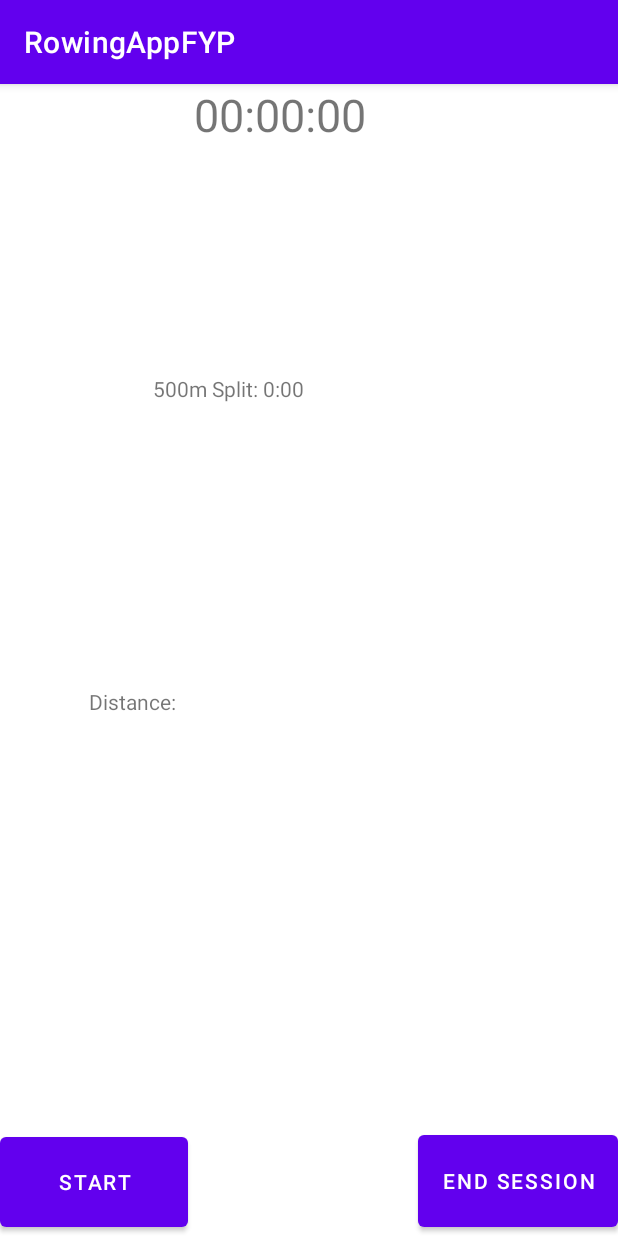
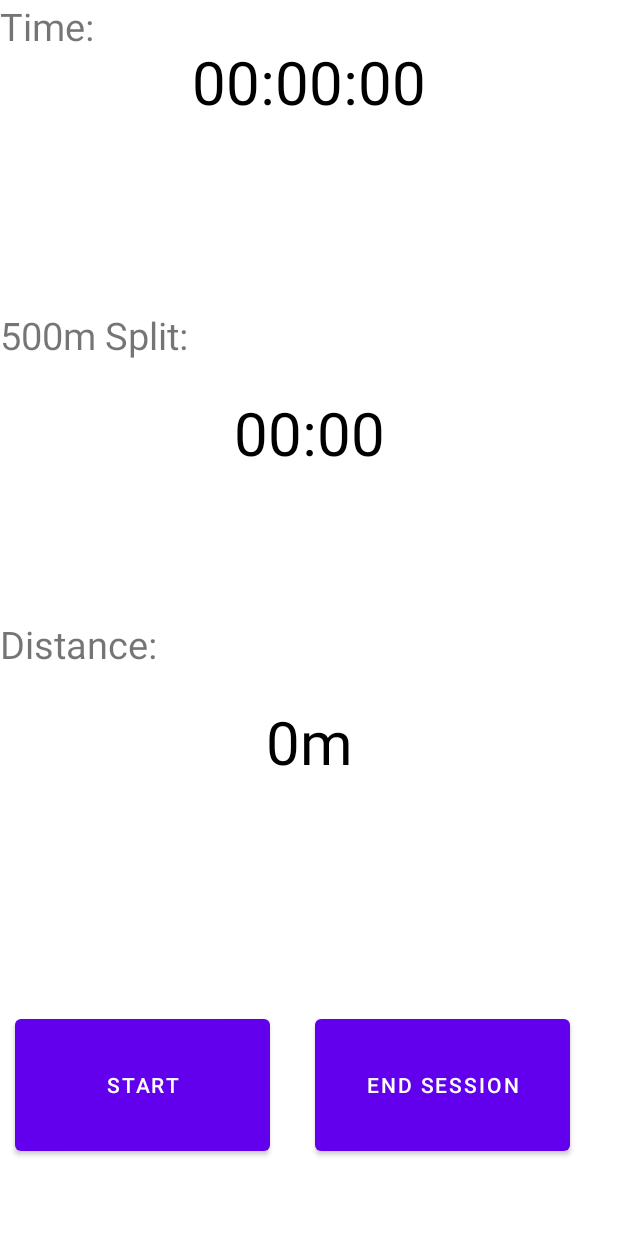
Before and after one commit to HS-118360061/HarryScannellFYP, an Android app: the screen it shows after launch (MainActivity), on a phone screen of 412 x 824 dp. Run offline under Robolectric (Android 15) with nearby library versions, the phone set to English and light mode, and no system bars.

Commit message:
FYP iteration 1.1

```diff
--- a/app/src/main/java/com/example/rowingappfyp/MainActivity.java
+++ b/app/src/main/java/com/example/rowingappfyp/MainActivity.java
@@ -151,8 +151,8 @@ public class MainActivity extends AppCompatActivity implements LocationListener
             i = 0;
             Arrays.fill(Dist,0);
 
-            tvDistance.setText("500m Split:  " + 0 + "");
-            tvSpeed.setText("500m Split:  " + 0 + "");
+            tvDistance.setText(0 + "m");
+            tvSpeed.setText(0 + "");
 
             timerStarted = false;
             timerText.setText(formatTime(0, 0, 0));
@@ -311,7 +311,7 @@ public class MainActivity extends AppCompatActivity implements LocationListener
               //  tvSpeed.setText("500m Split:  " + Speed + "");
               */
 
-                tvSpeed.setText("500m Split:  " + getSpeedinFormat());
+                tvSpeed.setText(getSpeedinFormat());
                 Speed = getSpeedinFormat();
             }
 
@@ -319,7 +319,7 @@ public class MainActivity extends AppCompatActivity implements LocationListener
 
             NoDecDistance= (int) addDistanceUp;
 
-             tvDistance.setText("Distance: " + NoDecDistance + " meters");
+             tvDistance.setText(NoDecDistance + "m");
 
 
             //ref [1]
--- a/app/src/main/res/layout/activity_main.xml
+++ b/app/src/main/res/layout/activity_main.xml
@@ -1,62 +1,116 @@
 <?xml version="1.0" encoding="utf-8"?>
-<androidx.constraintlayout.widget.ConstraintLayout xmlns:android="http://schemas.android.com/apk/res/android"
+<LinearLayout xmlns:android="http://schemas.android.com/apk/res/android"
     xmlns:app="http://schemas.android.com/apk/res-auto"
     xmlns:tools="http://schemas.android.com/tools"
     android:layout_width="match_parent"
     android:layout_height="match_parent"
-    tools:context=".MainActivity">
+    tools:context=".MainActivity"
+    android:orientation="vertical"
+    >
 
+    <RelativeLayout
+        android:layout_width="match_parent"
+        android:layout_height="match_parent"
+        android:layout_weight=".25"
+        >
 
-    <TextView
-        android:id="@+id/Timer"
-        android:layout_width="153dp"
-        android:layout_height="81dp"
-        android:text="00:00:00"
-        android:textSize="30sp"
-        app:layout_constraintEnd_toEndOf="parent"
-        app:layout_constraintStart_toStartOf="parent"
-        app:layout_constraintTop_toTopOf="parent" />
+        <TextView
+            android:id="@+id/Timer"
 
+            android:layout_width="match_parent"
+            android:layout_height="match_parent"
+            android:layout_centerInParent="true"
+            android:layout_marginTop="55dp"
+            android:text="00:00:00"
+            android:textAlignment="center"
+            android:textColor="@color/black"
+            android:textSize="40sp" />
 
-    <Button
-        android:id="@+id/btnstart"
-        android:layout_width="125dp"
-        android:layout_height="72dp"
+        <TextView
+            android:id="@+id/textView"
+            android:layout_width="wrap_content"
+            android:layout_height="wrap_content"
+            android:text="Time:"
+            android:textSize="25sp" />
+    </RelativeLayout>
 
-        android:text="Start"
-        app:layout_constraintBottom_toBottomOf="parent"
-        app:layout_constraintEnd_toEndOf="parent"
-        app:layout_constraintHorizontal_bias="0.0"
-        app:layout_constraintStart_toStartOf="parent" />
+    <RelativeLayout
+        android:layout_width="match_parent"
+        android:layout_height="match_parent"
+        android:layout_weight=".25"
+        >
 
-    <TextView
-        android:id="@+id/tvDist"
-        android:layout_width="292dp"
-        android:layout_height="142dp"
-        android:layout_marginBottom="152dp"
-        android:text="Distance:"
-        app:layout_constraintBottom_toTopOf="@+id/btnstart"
-        app:layout_constraintEnd_toEndOf="parent"
-        app:layout_constraintHorizontal_bias="0.495"
-        app:layout_constraintStart_toStartOf="parent" />
+        <TextView
+            android:id="@+id/tvSpeed"
+            android:layout_width="match_parent"
+            android:layout_height="match_parent"
+            android:layout_marginTop="55dp"
+            android:text="00:00"
+            android:textAlignment="center"
+            android:textColor="@color/black"
+            android:textSize="40sp" />
 
-    <TextView
-        android:id="@+id/tvSpeed"
-        android:layout_width="218dp"
-        android:layout_height="97dp"
-        android:text="500m Split: 0:00"
-        app:layout_constraintBottom_toTopOf="@+id/tvDist"
-        app:layout_constraintEnd_toEndOf="parent"
-        app:layout_constraintHorizontal_bias="0.527"
-        app:layout_constraintStart_toStartOf="parent"
-        app:layout_constraintTop_toBottomOf="@+id/Timer" />
+        <TextView
+            android:id="@+id/textView2"
+            android:layout_width="wrap_content"
+            android:layout_height="wrap_content"
 
-    <Button
-        android:id="@+id/btnReset"
-        android:layout_width="133dp"
-        android:layout_height="73dp"
-        android:text="End Session"
-        app:layout_constraintBottom_toBottomOf="parent"
-        app:layout_constraintEnd_toEndOf="parent" />
+            android:text="500m Split:"
+            android:textSize="25sp" />
+    </RelativeLayout>
 
-</androidx.constraintlayout.widget.ConstraintLayout>
+    <RelativeLayout
+        android:layout_width="match_parent"
+        android:layout_height="match_parent"
+        android:layout_weight=".25"
+        >
+
+        <TextView
+            android:id="@+id/tvDist"
+            android:layout_width="match_parent"
+            android:layout_height="match_parent"
+            android:layout_marginTop="55dp"
+            android:layout_marginBottom="52dp"
+            android:text="0m"
+            android:textAlignment="center"
+            android:textColor="@color/black"
+            android:textSize="40sp" />
+
+        <TextView
+            android:id="@+id/textView3"
+            android:layout_width="wrap_content"
+            android:layout_height="wrap_content"
+            android:text="Distance:"
+            android:textSize="25sp"/>
+    </RelativeLayout>
+
+    <RelativeLayout
+        android:layout_width="match_parent"
+        android:layout_height="match_parent"
+        android:layout_weight=".25"
+        >
+
+        <Button
+            android:id="@+id/btnReset"
+            android:layout_width="200dp"
+            android:layout_height="100dp"
+            android:layout_marginTop="55dp"
+            android:layout_toRightOf="@id/btnstart"
+            android:insetLeft="30dp"
+
+            android:text="End Session"
+             />
+
+        <Button
+            android:id="@+id/btnstart"
+            android:layout_width="170dp"
+            android:layout_height="100dp"
+
+            android:layout_marginLeft="10dp"
+            android:layout_marginTop="55dp"
+            android:layout_marginBottom="0dp"
+            android:text="Start" />
+
+    </RelativeLayout>
+
+</LinearLayout>
--- a/app/src/main/res/values/themes.xml
+++ b/app/src/main/res/values/themes.xml
@@ -1,6 +1,6 @@
 <resources xmlns:tools="http://schemas.android.com/tools">
     <!-- Base application theme. -->
-    <style name="Theme.RowingAppFYP" parent="Theme.MaterialComponents.DayNight.DarkActionBar">
+    <style name="Theme.RowingAppFYP" parent="Theme.MaterialComponents.DayNight.NoActionBar">
         <!-- Primary brand color. -->
         <item name="colorPrimary">@color/purple_500</item>
         <item name="colorPrimaryVariant">@color/purple_700</item>
```
Also changed, not shown: app/src/main/java/ReadMe.txt, app/src/main/res/drawable/img.png (added).
